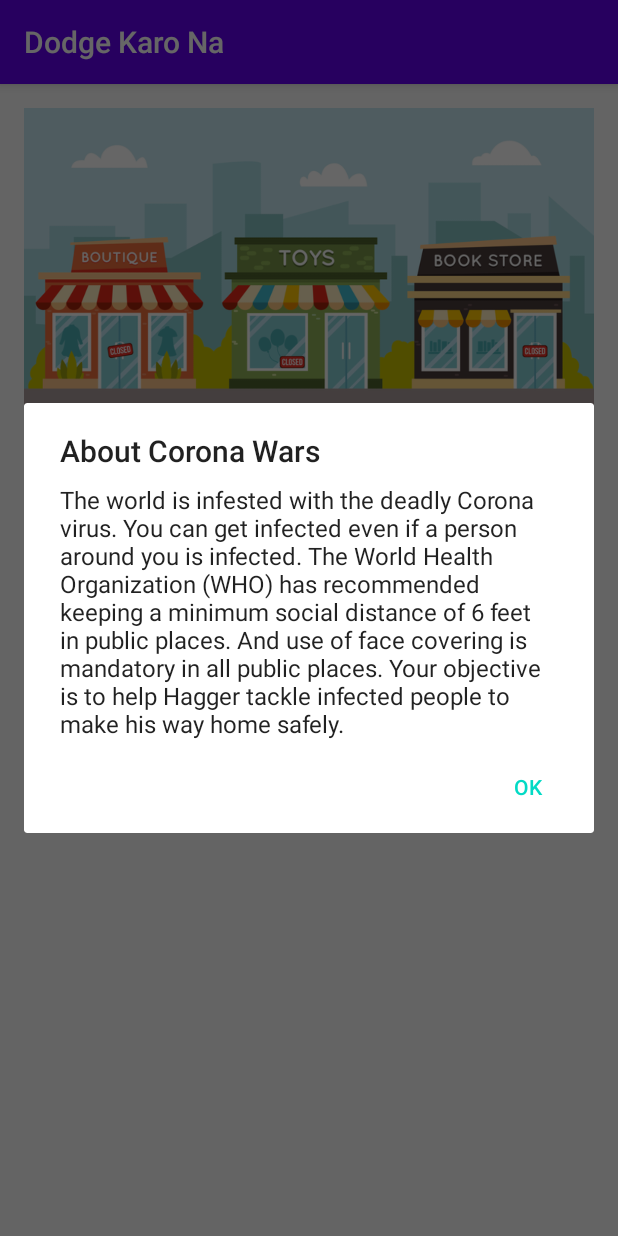
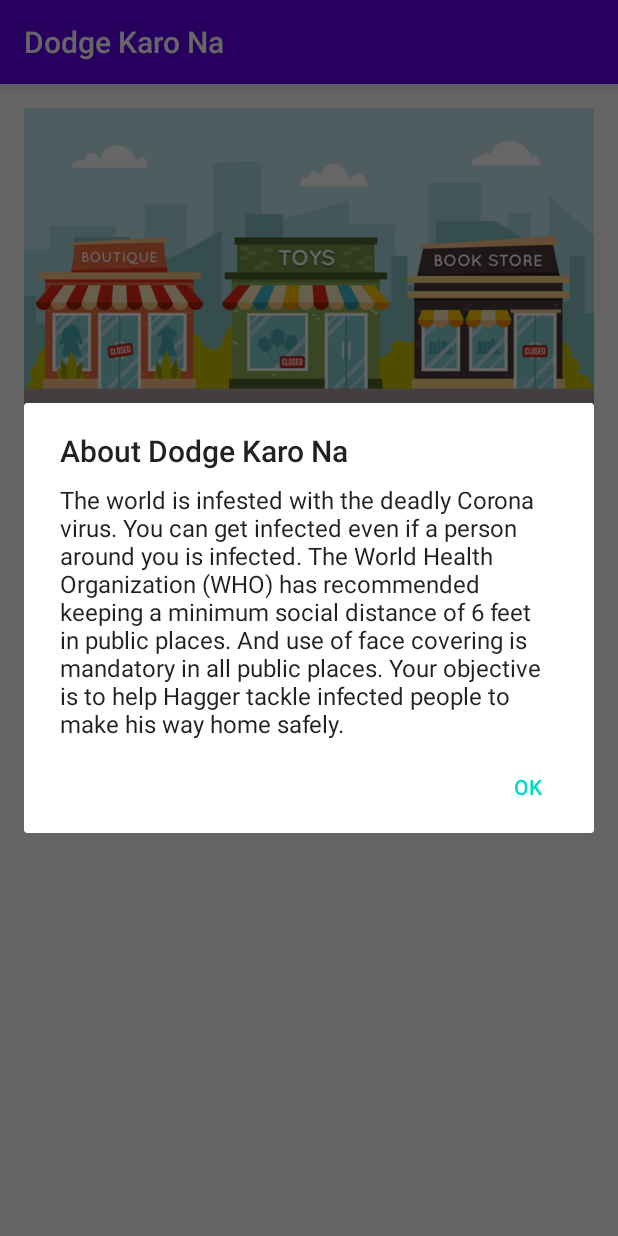
Before and after one commit to AshishKenjale/DodgeCorona, an Android app: the screen it shows after launch (GameHomeActivity), after a tap on "ABOUT", on a phone screen of 412 x 824 dp. Run offline under Robolectric (Android 15) with nearby library versions, the phone set to English and light mode, and no system bars.

Commit message:
Refactored Code

```diff
--- a/app/src/main/res/values/strings.xml
+++ b/app/src/main/res/values/strings.xml
@@ -5,7 +5,7 @@
     <string name="controls">CONTROLS</string>
     <string name="controls_title">Game Controls</string>
     <string name="controls_text">The game uses your phone\'s accelerometer to control the player movement. You have to tilt your phone to move the player in that direction. For example, to move left, slightly tilt your phone left. To move forward, tilt your phone forward. And so on.</string>
-    <string name="about_corona_wars_title">About Corona Wars</string>
+    <string name="about_corona_wars_title">About Dodge Karo Na</string>
     <string name="about_game_text">The world is infested with the deadly Corona virus. You can get infected even if a person around you is infected. The World Health Organization (WHO) has recommended keeping a minimum social distance of 6 feet in public places. And use of face covering is mandatory in all public places. Your objective is to help Hagger tackle infected people to make his way home safely.</string>
     <string name="get_ready">Get Ready</string>
     <string name="tap_screen_to_start">Tap Screen to Start</string>
```
Also changed, not shown: app/src/main/java/com/project/coronawars/Utils.kt (deleted, +0 -10 lines).
